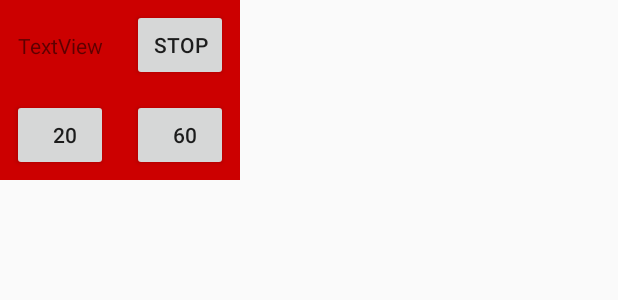
After one commit to dimomite/brbuttonsystem, an Android app: the layout layout_floating_remote.xml on its own in the app's theme, with its tools: preview values and no code run, on a phone screen of 412 x 824 dp. The commit adds this screen. Shown: the top 300 px of the screen. Run offline under Robolectric (Android 15) with nearby library versions, the phone set to English and light mode, and no system bars.

Commit message:
Added floating window.

```diff
--- /dev/null
+++ b/v1/soft/MobileApp/app/src/main/res/layout/layout_floating_remote.xml
@@ -0,0 +1,72 @@
+<?xml version="1.0" encoding="utf-8"?>
+<layout xmlns:android="http://schemas.android.com/apk/res/android"
+    xmlns:app="http://schemas.android.com/apk/res-auto"
+    xmlns:tools="http://schemas.android.com/tools">
+
+    <data />
+
+    <androidx.constraintlayout.widget.ConstraintLayout
+        android:id="@+id/remote_control_layout"
+        android:layout_width="@dimen/floating_window_width"
+        android:layout_height="@dimen/floating_window_height"
+        android:background="@android:color/holo_red_dark"
+        app:layout_constraintBottom_toTopOf="@+id/guideline_hor"
+        app:layout_constraintTop_toTopOf="@+id/guideline_hor">
+
+        <androidx.constraintlayout.widget.Guideline
+            android:id="@+id/guideline_vert"
+            android:layout_width="wrap_content"
+            android:layout_height="wrap_content"
+            android:orientation="vertical"
+            app:layout_constraintGuide_percent="0.5" />
+
+        <androidx.constraintlayout.widget.Guideline
+            android:id="@+id/guideline_hor"
+            android:layout_width="wrap_content"
+            android:layout_height="wrap_content"
+            android:orientation="horizontal"
+            app:layout_constraintGuide_percent="0.5" />
+
+        <Button
+            android:id="@+id/remote_control_bot_left_button"
+            android:layout_width="@dimen/floating_button_width"
+            android:layout_height="wrap_content"
+            android:text="@string/_button_text_20"
+            app:layout_constraintBottom_toBottomOf="parent"
+            app:layout_constraintEnd_toStartOf="@+id/guideline_vert"
+            app:layout_constraintStart_toStartOf="parent"
+            app:layout_constraintTop_toTopOf="@+id/guideline_hor" />
+
+        <Button
+            android:id="@+id/remote_control_bot_right_button"
+            android:layout_width="@dimen/floating_button_width"
+            android:layout_height="wrap_content"
+            android:text="@string/_button_text_60"
+            app:layout_constraintBottom_toBottomOf="parent"
+            app:layout_constraintEnd_toEndOf="parent"
+            app:layout_constraintStart_toStartOf="@+id/guideline_vert"
+            app:layout_constraintTop_toTopOf="@+id/guideline_hor" />
+
+        <Button
+            android:id="@+id/remote_control_top_button"
+            android:layout_width="@dimen/floating_button_width"
+            android:layout_height="wrap_content"
+            android:text="@string/_button_text_stop"
+            app:layout_constraintBottom_toTopOf="@+id/guideline_hor"
+            app:layout_constraintEnd_toEndOf="parent"
+            app:layout_constraintStart_toStartOf="@+id/guideline_vert"
+            app:layout_constraintTop_toTopOf="parent" />
+
+        <TextView
+            android:id="@+id/remote_control_tv"
+            android:layout_width="wrap_content"
+            android:layout_height="wrap_content"
+            android:text="TextView"
+            app:layout_constraintBottom_toTopOf="@+id/guideline_hor"
+            app:layout_constraintEnd_toStartOf="@+id/guideline_vert"
+            app:layout_constraintStart_toStartOf="parent"
+            app:layout_constraintTop_toTopOf="parent" />
+
+    </androidx.constraintlayout.widget.ConstraintLayout>
+
+</layout>
--- a/v1/soft/MobileApp/app/src/main/res/values/ui_dimens.xml
+++ b/v1/soft/MobileApp/app/src/main/res/values/ui_dimens.xml
@@ -6,4 +6,8 @@
     <dimen name="interline_margin">16dp</dimen>
     <dimen name="widget_item_size">60dp</dimen>
 
+    <dimen name="floating_button_width">64dp</dimen>
+    <dimen name="floating_window_width">160dp</dimen>
+    <dimen name="floating_window_height">120dp</dimen>
+
 </resources>
```
Also changed, not shown: v1/soft/MobileApp/app/src/main/java/org/dimomite/brbuttonsystem/presentation/hooks/DataHook.kt (+28 -2 lines), v1/soft/MobileApp/app/src/main/java/org/dimomite/brbuttonsystem/remotecontrol/FloatingRemoteWindow.kt (added, +99 -0 lines), v1/soft/MobileApp/app/src/main/java/org/dimomite/brbuttonsystem/remotecontrol/RemoteControlService.kt (+48 -0 lines).
